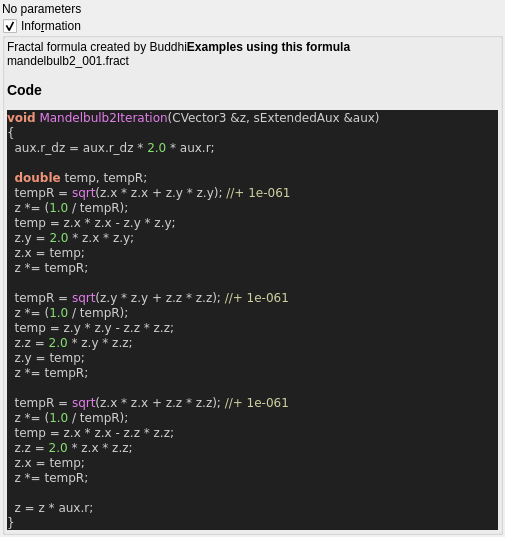
First picture: the form in mandelbulber2/qt_data/fractal_mandelbulb2.ui, repository buddhi1980/mandelbulber2, before the edit.
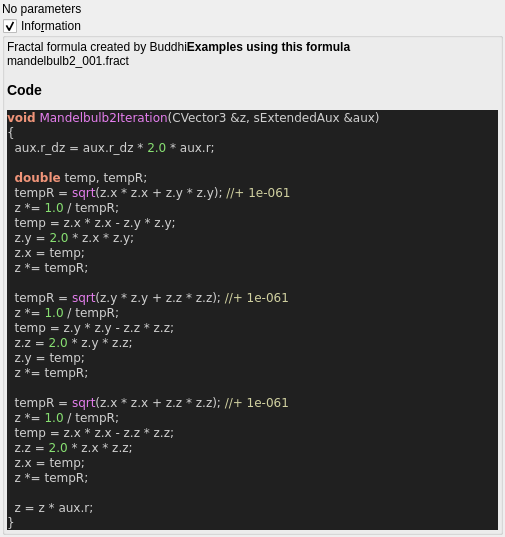
Second picture: the form after the edit. Custom widgets are drawn as their Qt base class.

Patch:
```diff
--- a/mandelbulber2/qt_data/fractal_mandelbulb2.ui
+++ b/mandelbulber2/qt_data/fractal_mandelbulb2.ui
@@ -76,21 +76,21 @@
 
   &lt;span style=&quot;color:#f09479; font-weight:bold&quot;&gt;double&lt;/span&gt; temp&lt;span style=&quot;color:#d0d0d0&quot;&gt;,&lt;/span&gt; tempR&lt;span style=&quot;color:#d0d0d0&quot;&gt;;&lt;/span&gt;
   tempR &lt;span style=&quot;color:#d0d0d0&quot;&gt;=&lt;/span&gt; &lt;span style=&quot;color:#e47eed&quot;&gt;sqrt&lt;/span&gt;&lt;span style=&quot;color:#d0d0d0&quot;&gt;(&lt;/span&gt;z&lt;span style=&quot;color:#d0d0d0&quot;&gt;.&lt;/span&gt;x &lt;span style=&quot;color:#d0d0d0&quot;&gt;*&lt;/span&gt; z&lt;span style=&quot;color:#d0d0d0&quot;&gt;.&lt;/span&gt;x &lt;span style=&quot;color:#d0d0d0&quot;&gt;+&lt;/span&gt; z&lt;span style=&quot;color:#d0d0d0&quot;&gt;.&lt;/span&gt;y &lt;span style=&quot;color:#d0d0d0&quot;&gt;*&lt;/span&gt; z&lt;span style=&quot;color:#d0d0d0&quot;&gt;.&lt;/span&gt;y&lt;span style=&quot;color:#d0d0d0&quot;&gt;);&lt;/span&gt; &lt;span style=&quot;color:#d0d0a0&quot;&gt;//+ 1e-061&lt;/span&gt;
-  z &lt;span style=&quot;color:#d0d0d0&quot;&gt;*= (&lt;/span&gt;&lt;span style=&quot;color:#87df71&quot;&gt;1.0&lt;/span&gt; &lt;span style=&quot;color:#d0d0d0&quot;&gt;/&lt;/span&gt; tempR&lt;span style=&quot;color:#d0d0d0&quot;&gt;);&lt;/span&gt;
+  z &lt;span style=&quot;color:#d0d0d0&quot;&gt;*=&lt;/span&gt; &lt;span style=&quot;color:#87df71&quot;&gt;1.0&lt;/span&gt; &lt;span style=&quot;color:#d0d0d0&quot;&gt;/&lt;/span&gt; tempR&lt;span style=&quot;color:#d0d0d0&quot;&gt;;&lt;/span&gt;
   temp &lt;span style=&quot;color:#d0d0d0&quot;&gt;=&lt;/span&gt; z&lt;span style=&quot;color:#d0d0d0&quot;&gt;.&lt;/span&gt;x &lt;span style=&quot;color:#d0d0d0&quot;&gt;*&lt;/span&gt; z&lt;span style=&quot;color:#d0d0d0&quot;&gt;.&lt;/span&gt;x &lt;span style=&quot;color:#d0d0d0&quot;&gt;-&lt;/span&gt; z&lt;span style=&quot;color:#d0d0d0&quot;&gt;.&lt;/span&gt;y &lt;span style=&quot;color:#d0d0d0&quot;&gt;*&lt;/span&gt; z&lt;span style=&quot;color:#d0d0d0&quot;&gt;.&lt;/span&gt;y&lt;span style=&quot;color:#d0d0d0&quot;&gt;;&lt;/span&gt;
   z&lt;span style=&quot;color:#d0d0d0&quot;&gt;.&lt;/span&gt;y &lt;span style=&quot;color:#d0d0d0&quot;&gt;=&lt;/span&gt; &lt;span style=&quot;color:#87df71&quot;&gt;2.0&lt;/span&gt; &lt;span style=&quot;color:#d0d0d0&quot;&gt;*&lt;/span&gt; z&lt;span style=&quot;color:#d0d0d0&quot;&gt;.&lt;/span&gt;x &lt;span style=&quot;color:#d0d0d0&quot;&gt;*&lt;/span&gt; z&lt;span style=&quot;color:#d0d0d0&quot;&gt;.&lt;/span&gt;y&lt;span style=&quot;color:#d0d0d0&quot;&gt;;&lt;/span&gt;
   z&lt;span style=&quot;color:#d0d0d0&quot;&gt;.&lt;/span&gt;x &lt;span style=&quot;color:#d0d0d0&quot;&gt;=&lt;/span&gt; temp&lt;span style=&quot;color:#d0d0d0&quot;&gt;;&lt;/span&gt;
   z &lt;span style=&quot;color:#d0d0d0&quot;&gt;*=&lt;/span&gt; tempR&lt;span style=&quot;color:#d0d0d0&quot;&gt;;&lt;/span&gt;
 
   tempR &lt;span style=&quot;color:#d0d0d0&quot;&gt;=&lt;/span&gt; &lt;span style=&quot;color:#e47eed&quot;&gt;sqrt&lt;/span&gt;&lt;span style=&quot;color:#d0d0d0&quot;&gt;(&lt;/span&gt;z&lt;span style=&quot;color:#d0d0d0&quot;&gt;.&lt;/span&gt;y &lt;span style=&quot;color:#d0d0d0&quot;&gt;*&lt;/span&gt; z&lt;span style=&quot;color:#d0d0d0&quot;&gt;.&lt;/span&gt;y &lt;span style=&quot;color:#d0d0d0&quot;&gt;+&lt;/span&gt; z&lt;span style=&quot;color:#d0d0d0&quot;&gt;.&lt;/span&gt;z &lt;span style=&quot;color:#d0d0d0&quot;&gt;*&lt;/span&gt; z&lt;span style=&quot;color:#d0d0d0&quot;&gt;.&lt;/span&gt;z&lt;span style=&quot;color:#d0d0d0&quot;&gt;);&lt;/span&gt; &lt;span style=&quot;color:#d0d0a0&quot;&gt;//+ 1e-061&lt;/span&gt;
-  z &lt;span style=&quot;color:#d0d0d0&quot;&gt;*= (&lt;/span&gt;&lt;span style=&quot;color:#87df71&quot;&gt;1.0&lt;/span&gt; &lt;span style=&quot;color:#d0d0d0&quot;&gt;/&lt;/span&gt; tempR&lt;span style=&quot;color:#d0d0d0&quot;&gt;);&lt;/span&gt;
+  z &lt;span style=&quot;color:#d0d0d0&quot;&gt;*=&lt;/span&gt; &lt;span style=&quot;color:#87df71&quot;&gt;1.0&lt;/span&gt; &lt;span style=&quot;color:#d0d0d0&quot;&gt;/&lt;/span&gt; tempR&lt;span style=&quot;color:#d0d0d0&quot;&gt;;&lt;/span&gt;
   temp &lt;span style=&quot;color:#d0d0d0&quot;&gt;=&lt;/span&gt; z&lt;span style=&quot;color:#d0d0d0&quot;&gt;.&lt;/span&gt;y &lt;span style=&quot;color:#d0d0d0&quot;&gt;*&lt;/span&gt; z&lt;span style=&quot;color:#d0d0d0&quot;&gt;.&lt;/span&gt;y &lt;span style=&quot;color:#d0d0d0&quot;&gt;-&lt;/span&gt; z&lt;span style=&quot;color:#d0d0d0&quot;&gt;.&lt;/span&gt;z &lt;span style=&quot;color:#d0d0d0&quot;&gt;*&lt;/span&gt; z&lt;span style=&quot;color:#d0d0d0&quot;&gt;.&lt;/span&gt;z&lt;span style=&quot;color:#d0d0d0&quot;&gt;;&lt;/span&gt;
   z&lt;span style=&quot;color:#d0d0d0&quot;&gt;.&lt;/span&gt;z &lt;span style=&quot;color:#d0d0d0&quot;&gt;=&lt;/span&gt; &lt;span style=&quot;color:#87df71&quot;&gt;2.0&lt;/span&gt; &lt;span style=&quot;color:#d0d0d0&quot;&gt;*&lt;/span&gt; z&lt;span style=&quot;color:#d0d0d0&quot;&gt;.&lt;/span&gt;y &lt;span style=&quot;color:#d0d0d0&quot;&gt;*&lt;/span&gt; z&lt;span style=&quot;color:#d0d0d0&quot;&gt;.&lt;/span&gt;z&lt;span style=&quot;color:#d0d0d0&quot;&gt;;&lt;/span&gt;
   z&lt;span style=&quot;color:#d0d0d0&quot;&gt;.&lt;/span&gt;y &lt;span style=&quot;color:#d0d0d0&quot;&gt;=&lt;/span&gt; temp&lt;span style=&quot;color:#d0d0d0&quot;&gt;;&lt;/span&gt;
   z &lt;span style=&quot;color:#d0d0d0&quot;&gt;*=&lt;/span&gt; tempR&lt;span style=&quot;color:#d0d0d0&quot;&gt;;&lt;/span&gt;
 
   tempR &lt;span style=&quot;color:#d0d0d0&quot;&gt;=&lt;/span&gt; &lt;span style=&quot;color:#e47eed&quot;&gt;sqrt&lt;/span&gt;&lt;span style=&quot;color:#d0d0d0&quot;&gt;(&lt;/span&gt;z&lt;span style=&quot;color:#d0d0d0&quot;&gt;.&lt;/span&gt;x &lt;span style=&quot;color:#d0d0d0&quot;&gt;*&lt;/span&gt; z&lt;span style=&quot;color:#d0d0d0&quot;&gt;.&lt;/span&gt;x &lt;span style=&quot;color:#d0d0d0&quot;&gt;+&lt;/span&gt; z&lt;span style=&quot;color:#d0d0d0&quot;&gt;.&lt;/span&gt;z &lt;span style=&quot;color:#d0d0d0&quot;&gt;*&lt;/span&gt; z&lt;span style=&quot;color:#d0d0d0&quot;&gt;.&lt;/span&gt;z&lt;span style=&quot;color:#d0d0d0&quot;&gt;);&lt;/span&gt; &lt;span style=&quot;color:#d0d0a0&quot;&gt;//+ 1e-061&lt;/span&gt;
-  z &lt;span style=&quot;color:#d0d0d0&quot;&gt;*= (&lt;/span&gt;&lt;span style=&quot;color:#87df71&quot;&gt;1.0&lt;/span&gt; &lt;span style=&quot;color:#d0d0d0&quot;&gt;/&lt;/span&gt; tempR&lt;span style=&quot;color:#d0d0d0&quot;&gt;);&lt;/span&gt;
+  z &lt;span style=&quot;color:#d0d0d0&quot;&gt;*=&lt;/span&gt; &lt;span style=&quot;color:#87df71&quot;&gt;1.0&lt;/span&gt; &lt;span style=&quot;color:#d0d0d0&quot;&gt;/&lt;/span&gt; tempR&lt;span style=&quot;color:#d0d0d0&quot;&gt;;&lt;/span&gt;
   temp &lt;span style=&quot;color:#d0d0d0&quot;&gt;=&lt;/span&gt; z&lt;span style=&quot;color:#d0d0d0&quot;&gt;.&lt;/span&gt;x &lt;span style=&quot;color:#d0d0d0&quot;&gt;*&lt;/span&gt; z&lt;span style=&quot;color:#d0d0d0&quot;&gt;.&lt;/span&gt;x &lt;span style=&quot;color:#d0d0d0&quot;&gt;-&lt;/span&gt; z&lt;span style=&quot;color:#d0d0d0&quot;&gt;.&lt;/span&gt;z &lt;span style=&quot;color:#d0d0d0&quot;&gt;*&lt;/span&gt; z&lt;span style=&quot;color:#d0d0d0&quot;&gt;.&lt;/span&gt;z&lt;span style=&quot;color:#d0d0d0&quot;&gt;;&lt;/span&gt;
   z&lt;span style=&quot;color:#d0d0d0&quot;&gt;.&lt;/span&gt;z &lt;span style=&quot;color:#d0d0d0&quot;&gt;=&lt;/span&gt; &lt;span style=&quot;color:#87df71&quot;&gt;2.0&lt;/span&gt; &lt;span style=&quot;color:#d0d0d0&quot;&gt;*&lt;/span&gt; z&lt;span style=&quot;color:#d0d0d0&quot;&gt;.&lt;/span&gt;x &lt;span style=&quot;color:#d0d0d0&quot;&gt;*&lt;/span&gt; z&lt;span style=&quot;color:#d0d0d0&quot;&gt;.&lt;/span&gt;z&lt;span style=&quot;color:#d0d0d0&quot;&gt;;&lt;/span&gt;
   z&lt;span style=&quot;color:#d0d0d0&quot;&gt;.&lt;/span&gt;x &lt;span style=&quot;color:#d0d0d0&quot;&gt;=&lt;/span&gt; temp&lt;span style=&quot;color:#d0d0d0&quot;&gt;;&lt;/span&gt;
```
